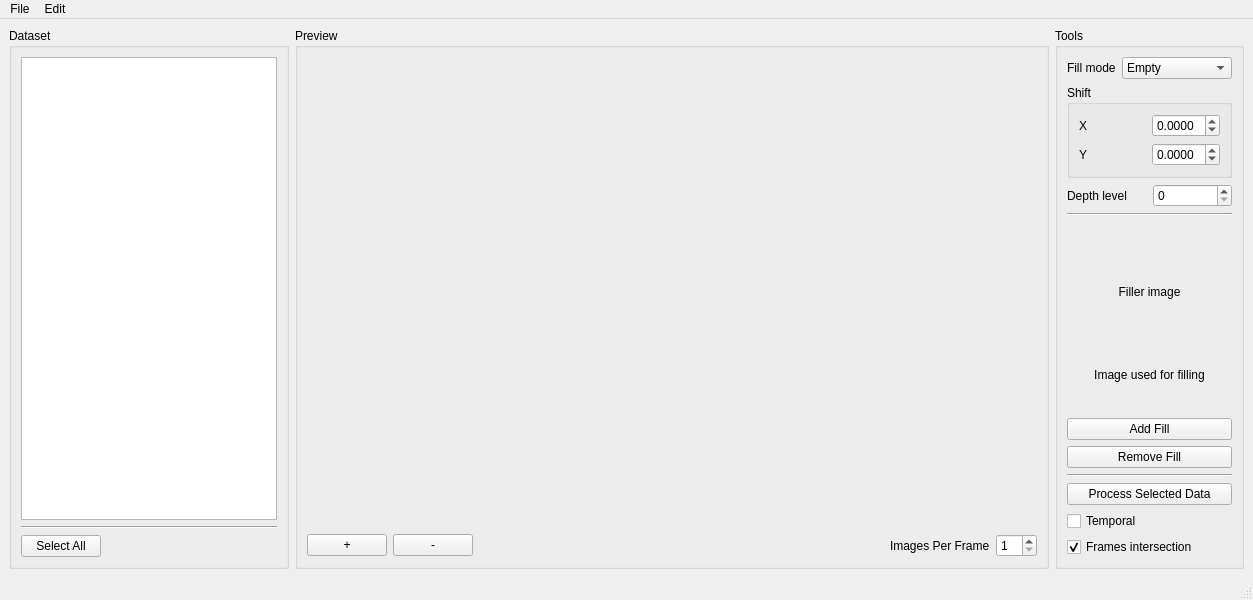
First picture: the form in main/processor.ui, repository Garik-Mk/boo-anot, before the edit.
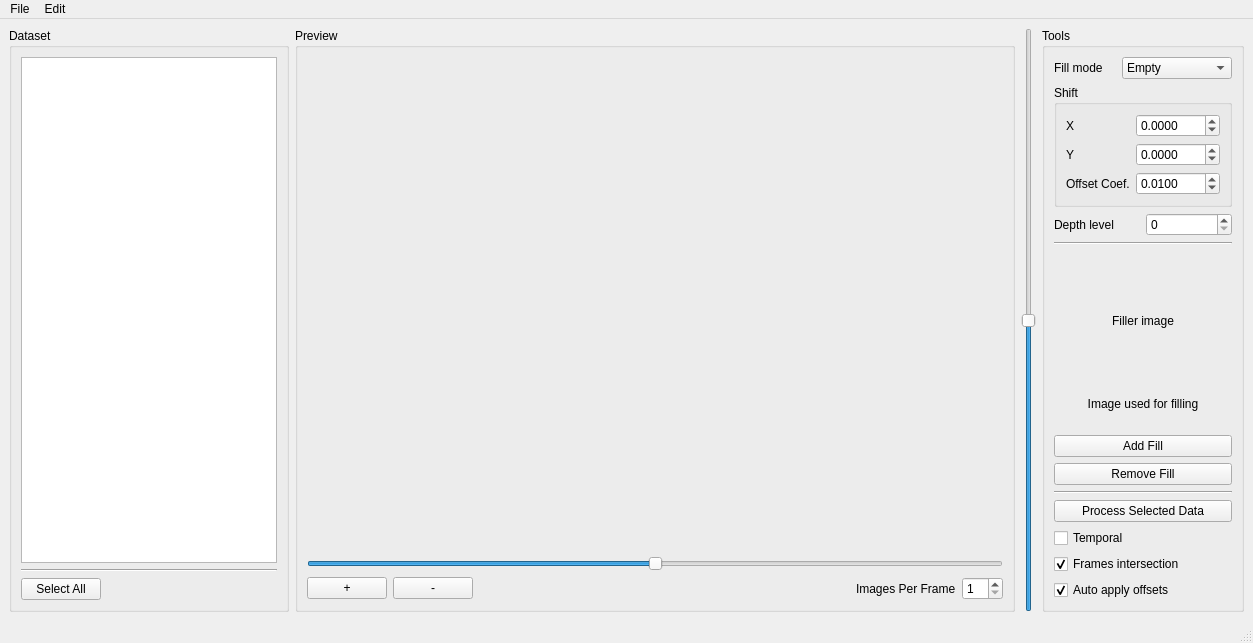
Second picture: the form after the edit.

```diff
--- a/main/processor.ui
+++ b/main/processor.ui
@@ -7,14 +7,14 @@
     <x>0</x>
     <y>0</y>
     <width>1253</width>
-    <height>600</height>
+    <height>643</height>
    </rect>
   </property>
   <property name="windowTitle">
    <string>MainWindow</string>
   </property>
   <widget class="QWidget" name="centralwidget">
-   <layout class="QHBoxLayout" name="horizontalLayout_6" stretch="0,1,0">
+   <layout class="QHBoxLayout" name="horizontalLayout_6" stretch="0,1,0,0">
     <item>
      <widget class="QGroupBox" name="groupBox_3">
       <property name="title">
@@ -67,7 +67,7 @@
       <property name="title">
        <string>Preview</string>
       </property>
-      <layout class="QVBoxLayout" name="verticalLayout" stretch="1,0">
+      <layout class="QVBoxLayout" name="verticalLayout" stretch="1,0,0">
        <item>
         <widget class="QWidget" name="imageFrame" native="true">
          <property name="cursor">
@@ -88,6 +88,22 @@
          </widget>
         </widget>
        </item>
+       <item>
+        <widget class="QSlider" name="horizontalSlider">
+         <property name="minimum">
+          <number>-500</number>
+         </property>
+         <property name="maximum">
+          <number>500</number>
+         </property>
+         <property name="value">
+          <number>0</number>
+         </property>
+         <property name="orientation">
+          <enum>Qt::Horizontal</enum>
+         </property>
+        </widget>
+       </item>
        <item>
         <layout class="QHBoxLayout" name="horizontalLayout_5">
          <item>
@@ -142,6 +158,25 @@
       </layout>
      </widget>
     </item>
+    <item>
+     <widget class="QSlider" name="verticalSlider">
+      <property name="minimum">
+       <number>-500</number>
+      </property>
+      <property name="maximum">
+       <number>500</number>
+      </property>
+      <property name="singleStep">
+       <number>1</number>
+      </property>
+      <property name="value">
+       <number>0</number>
+      </property>
+      <property name="orientation">
+       <enum>Qt::Vertical</enum>
+      </property>
+     </widget>
+    </item>
     <item>
      <widget class="QGroupBox" name="toolMenu">
       <property name="title">
@@ -191,6 +226,22 @@
             </property>
            </widget>
           </item>
+          <item row="1" column="1">
+           <widget class="QDoubleSpinBox" name="currentY">
+            <property name="decimals">
+             <number>4</number>
+            </property>
+            <property name="minimum">
+             <double>-1.000000000000000</double>
+            </property>
+            <property name="maximum">
+             <double>1.000000000000000</double>
+            </property>
+            <property name="singleStep">
+             <double>0.001000000000000</double>
+            </property>
+           </widget>
+          </item>
           <item row="1" column="0">
            <widget class="QLabel" name="label_3">
             <property name="text">
@@ -214,19 +265,26 @@
             </property>
            </widget>
           </item>
-          <item row="1" column="1">
-           <widget class="QDoubleSpinBox" name="currentY">
+          <item row="2" column="1">
+           <widget class="QDoubleSpinBox" name="offset_coef_spin_box">
             <property name="decimals">
              <number>4</number>
             </property>
-            <property name="minimum">
-             <double>-1.000000000000000</double>
-            </property>
             <property name="maximum">
-             <double>1.000000000000000</double>
+             <double>9999.000000000000000</double>
             </property>
             <property name="singleStep">
-             <double>0.001000000000000</double>
+             <double>0.050000000000000</double>
+            </property>
+            <property name="value">
+             <double>0.010000000000000</double>
+            </property>
+           </widget>
+          </item>
+          <item row="2" column="0">
+           <widget class="QLabel" name="label_6">
+            <property name="text">
+             <string>Offset Coef.</string>
             </property>
            </widget>
           </item>
@@ -344,6 +402,16 @@
          </property>
         </widget>
        </item>
+       <item>
+        <widget class="QCheckBox" name="autoApplyOffsetsCheckbox">
+         <property name="text">
+          <string>Auto apply offsets</string>
+         </property>
+         <property name="checked">
+          <bool>true</bool>
+         </property>
+        </widget>
+       </item>
       </layout>
      </widget>
     </item>
@@ -355,7 +423,7 @@
      <x>0</x>
      <y>0</y>
      <width>1253</width>
-     <height>21</height>
+     <height>26</height>
     </rect>
    </property>
    <widget class="QMenu" name="menuFile">
```
